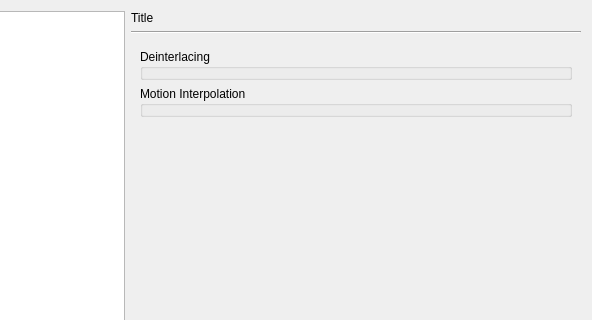
Before: the Qt Designer form src/bomi/ui/prefdialog.ui in bylee20/bomi, drawn with Qt 5; both pictures show x 86 to 678 and y 0 to 320 of the 678 by 541 pixel window.
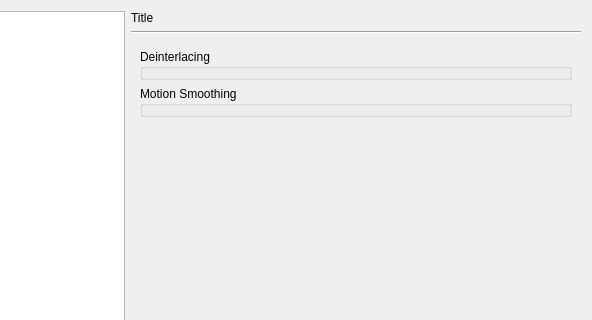
After: the same form once the commit is applied. The open tabs and pages were chosen to show the change. Icons and pictures are not drawn. Custom widgets are drawn as their Qt base class.

```diff
--- a/src/bomi/ui/prefdialog.ui
+++ b/src/bomi/ui/prefdialog.ui
@@ -1612,7 +1612,7 @@
          <item>
           <widget class="MotionIntrplOptionWidget" name="motion_interpolation">
            <property name="title">
-            <string>Motion Interpolation</string>
+            <string>Motion Smoothing</string>
            </property>
           </widget>
          </item>
```
Left out of the diff: 2 changed lines with no effect on the pictures.
